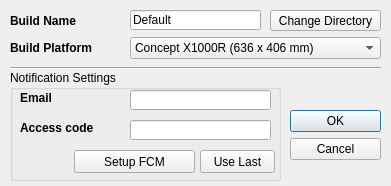
Qt form gui/dialogNewBuild.ui (Spinarakk/defectmonitor) before a commit.
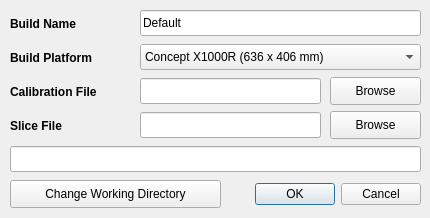
The same form after that commit. Icons and pictures are not drawn.

Commit message: - Added closeEvent methods to all the dialog windows so that the program knows what to do if the user presses the X button - Linked the settings to the config.json file - Fixed the Display Image and Apply Correction checkboxes - CLAHE correction using random pictures appears to be buggy not sure why at the moment - Setup the Monash box with Python, PyCharm, PyQt and Basler SDK and the program runs no issues - Further increased my understanding of the calibration code

```diff
--- a/gui/dialogNewBuild.ui
+++ b/gui/dialogNewBuild.ui
@@ -9,22 +9,10 @@
    <rect>
     <x>0</x>
     <y>0</y>
-    <width>391</width>
-    <height>186</height>
+    <width>430</width>
+    <height>218</height>
    </rect>
   </property>
-  <property name="minimumSize">
-   <size>
-    <width>391</width>
-    <height>186</height>
-   </size>
-  </property>
-  <property name="maximumSize">
-   <size>
-    <width>391</width>
-    <height>186</height>
-   </size>
-  </property>
   <property name="windowTitle">
    <string>New Build</string>
   </property>
@@ -38,18 +26,12 @@
   <widget class="QLineEdit" name="lineBuildName">
    <property name="geometry">
     <rect>
-     <x>130</x>
+     <x>140</x>
      <y>10</y>
-     <width>131</width>
-     <height>20</height>
+     <width>281</width>
+     <height>26</height>
     </rect>
    </property>
-   <property name="sizePolicy">
-    <sizepolicy hsizetype="Fixed" vsizetype="Fixed">
-     <horstretch>0</horstretch>
-     <verstretch>0</verstretch>
-    </sizepolicy>
-   </property>
    <property name="text">
     <string>Default</string>
    </property>
@@ -60,10 +42,10 @@
   <widget class="QComboBox" name="comboPlatform">
    <property name="geometry">
     <rect>
-     <x>130</x>
-     <y>37</y>
-     <width>251</width>
-     <height>22</height>
+     <x>140</x>
+     <y>44</y>
+     <width>281</width>
+     <height>26</height>
     </rect>
    </property>
    <property name="focusPolicy">
@@ -89,9 +71,9 @@
    <property name="geometry">
     <rect>
      <x>10</x>
-     <y>40</y>
+     <y>44</y>
      <width>121</width>
-     <height>16</height>
+     <height>28</height>
     </rect>
    </property>
    <property name="font">
@@ -105,13 +87,13 @@
     <string>Build Platform</string>
    </property>
   </widget>
-  <widget class="QToolButton" name="toolChangeDirectory">
+  <widget class="QPushButton" name="buttonChangeWD">
    <property name="geometry">
     <rect>
-     <x>270</x>
-     <y>10</y>
-     <width>111</width>
-     <height>21</height>
+     <x>10</x>
+     <y>180</y>
+     <width>211</width>
+     <height>28</height>
     </rect>
    </property>
    <property name="toolTip">
@@ -121,164 +103,16 @@
     <string/>
    </property>
    <property name="text">
-    <string>Change Directory</string>
+    <string>Change Working Directory</string>
    </property>
   </widget>
-  <widget class="Line" name="line">
-   <property name="geometry">
-    <rect>
-     <x>10</x>
-     <y>60</y>
-     <width>371</width>
-     <height>16</height>
-    </rect>
-   </property>
-   <property name="orientation">
-    <enum>Qt::Horizontal</enum>
-   </property>
-  </widget>
-  <widget class="QGroupBox" name="groupNotificationSettings">
-   <property name="geometry">
-    <rect>
-     <x>10</x>
-     <y>70</y>
-     <width>271</width>
-     <height>111</height>
-    </rect>
-   </property>
-   <property name="title">
-    <string>Notification Settings</string>
-   </property>
-   <widget class="QPushButton" name="buttonUseLast">
-    <property name="geometry">
-     <rect>
-      <x>190</x>
-      <y>80</y>
-      <width>75</width>
-      <height>23</height>
-     </rect>
-    </property>
-    <property name="text">
-     <string>Use Last</string>
-    </property>
-   </widget>
-   <widget class="QLabel" name="labelEmail">
-    <property name="geometry">
-     <rect>
-      <x>10</x>
-      <y>20</y>
-      <width>81</width>
-      <height>16</height>
-     </rect>
-    </property>
-    <property name="font">
-     <font>
-      <pointsize>9</pointsize>
-      <weight>75</weight>
-      <bold>true</bold>
-     </font>
-    </property>
-    <property name="text">
-     <string>Email</string>
-    </property>
-   </widget>
-   <widget class="QLineEdit" name="lineEmail">
-    <property name="geometry">
-     <rect>
-      <x>120</x>
-      <y>20</y>
-      <width>141</width>
-      <height>20</height>
-     </rect>
-    </property>
-    <property name="sizePolicy">
-     <sizepolicy hsizetype="Fixed" vsizetype="Fixed">
-      <horstretch>0</horstretch>
-      <verstretch>0</verstretch>
-     </sizepolicy>
-    </property>
-    <property name="text">
-     <string/>
-    </property>
-    <property name="maxLength">
-     <number>100</number>
-    </property>
-   </widget>
-   <widget class="QLineEdit" name="linePassword">
-    <property name="geometry">
-     <rect>
-      <x>120</x>
-      <y>50</y>
-      <width>141</width>
-      <height>20</height>
-     </rect>
-    </property>
-    <property name="sizePolicy">
-     <sizepolicy hsizetype="Fixed" vsizetype="Fixed">
-      <horstretch>0</horstretch>
-      <verstretch>0</verstretch>
-     </sizepolicy>
-    </property>
-    <property name="inputMask">
-     <string/>
-    </property>
-    <property name="text">
-     <string/>
-    </property>
-    <property name="maxLength">
-     <number>24</number>
-    </property>
-    <property name="frame">
-     <bool>true</bool>
-    </property>
-    <property name="echoMode">
-     <enum>QLineEdit::Password</enum>
-    </property>
-    <property name="placeholderText">
-     <string/>
-    </property>
-   </widget>
-   <widget class="QLabel" name="labelAccessCode">
-    <property name="geometry">
-     <rect>
-      <x>10</x>
-      <y>50</y>
-      <width>91</width>
-      <height>16</height>
-     </rect>
-    </property>
-    <property name="font">
-     <font>
-      <pointsize>9</pointsize>
-      <weight>75</weight>
-      <bold>true</bold>
-     </font>
-    </property>
-    <property name="text">
-     <string>Access code</string>
-    </property>
-   </widget>
-   <widget class="QPushButton" name="buttonSetupFCM">
-    <property name="geometry">
-     <rect>
-      <x>64</x>
-      <y>80</y>
-      <width>121</width>
-      <height>23</height>
-     </rect>
-    </property>
-    <property name="text">
-     <string>Setup FCM</string>
-    </property>
-   </widget>
-  </widget>
   <widget class="QLabel" name="labelBuildName">
    <property name="geometry">
     <rect>
      <x>10</x>
-     <y>13</y>
+     <y>10</y>
      <width>101</width>
-     <height>16</height>
+     <height>28</height>
     </rect>
    </property>
    <property name="font">
@@ -293,21 +127,141 @@
    </property>
   </widget>
   <widget class="QDialogButtonBox" name="buttonBox">
+   <property name="enabled">
+    <bool>true</bool>
+   </property>
    <property name="geometry">
     <rect>
-     <x>290</x>
-     <y>110</y>
-     <width>91</width>
-     <height>61</height>
+     <x>230</x>
+     <y>180</y>
+     <width>191</width>
+     <height>28</height>
     </rect>
    </property>
    <property name="orientation">
-    <enum>Qt::Vertical</enum>
+    <enum>Qt::Horizontal</enum>
    </property>
    <property name="standardButtons">
     <set>QDialogButtonBox::Cancel|QDialogButtonBox::Ok</set>
    </property>
   </widget>
+  <widget class="QLabel" name="labelCalibrationFile">
+   <property name="geometry">
+    <rect>
+     <x>10</x>
+     <y>78</y>
+     <width>121</width>
+     <height>28</height>
+    </rect>
+   </property>
+   <property name="font">
+    <font>
+     <pointsize>9</pointsize>
+     <weight>75</weight>
+     <bold>true</bold>
+    </font>
+   </property>
+   <property name="text">
+    <string>Calibration File</string>
+   </property>
+  </widget>
+  <widget class="QLabel" name="labelSliceFile">
+   <property name="geometry">
+    <rect>
+     <x>10</x>
+     <y>112</y>
+     <width>121</width>
+     <height>28</height>
+    </rect>
+   </property>
+   <property name="font">
+    <font>
+     <pointsize>9</pointsize>
+     <weight>75</weight>
+     <bold>true</bold>
+    </font>
+   </property>
+   <property name="text">
+    <string>Slice File</string>
+   </property>
+  </widget>
+  <widget class="QLineEdit" name="lineCalibrationFile">
+   <property name="geometry">
+    <rect>
+     <x>140</x>
+     <y>78</y>
+     <width>181</width>
+     <height>26</height>
+    </rect>
+   </property>
+   <property name="readOnly">
+    <bool>true</bool>
+   </property>
+  </widget>
+  <widget class="QLineEdit" name="lineSliceFile">
+   <property name="geometry">
+    <rect>
+     <x>140</x>
+     <y>112</y>
+     <width>181</width>
+     <height>26</height>
+    </rect>
+   </property>
+   <property name="readOnly">
+    <bool>true</bool>
+   </property>
+  </widget>
+  <widget class="QPushButton" name="buttonBrowseCF">
+   <property name="geometry">
+    <rect>
+     <x>330</x>
+     <y>77</y>
+     <width>91</width>
+     <height>28</height>
+    </rect>
+   </property>
+   <property name="toolTip">
+    <string/>
+   </property>
+   <property name="statusTip">
+    <string/>
+   </property>
+   <property name="text">
+    <string>Browse</string>
+   </property>
+  </widget>
+  <widget class="QPushButton" name="buttonBrowseSF">
+   <property name="geometry">
+    <rect>
+     <x>330</x>
+     <y>111</y>
+     <width>91</width>
+     <height>28</height>
+    </rect>
+   </property>
+   <property name="toolTip">
+    <string/>
+   </property>
+   <property name="statusTip">
+    <string/>
+   </property>
+   <property name="text">
+    <string>Browse</string>
+   </property>
+  </widget>
+  <widget class="QLineEdit" name="lineWorkingDirectory">
+   <property name="geometry">
+    <rect>
+     <x>10</x>
+     <y>146</y>
+     <width>411</width>
+     <height>26</height>
+    </rect>
+   </property>
+   <property name="readOnly">
+    <bool>true</bool>
+   </property>
+  </widget>
  </widget>
  <resources>
   <include location="icons.qrc"/>
```
The commit also changes 17 other files.
